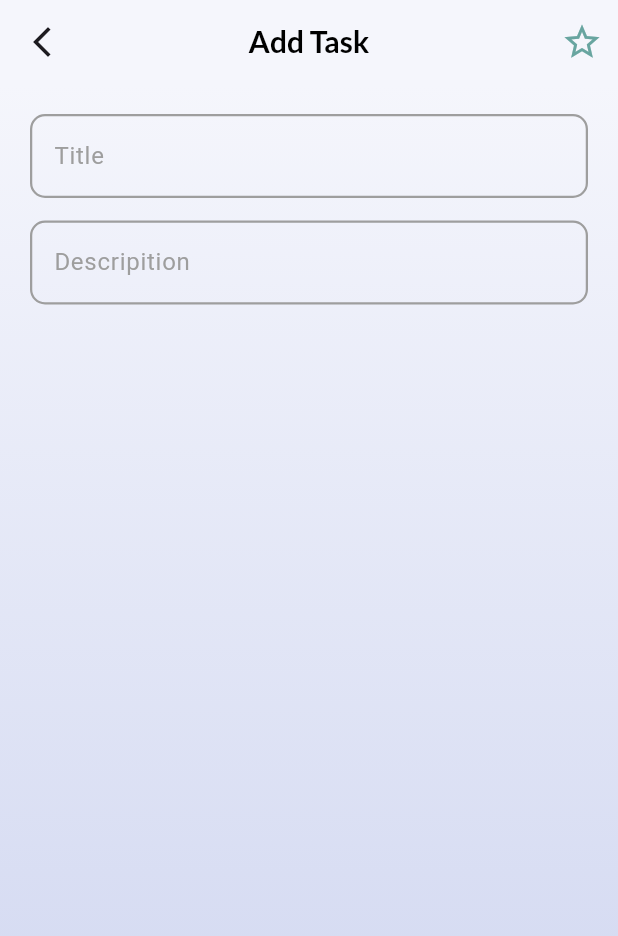
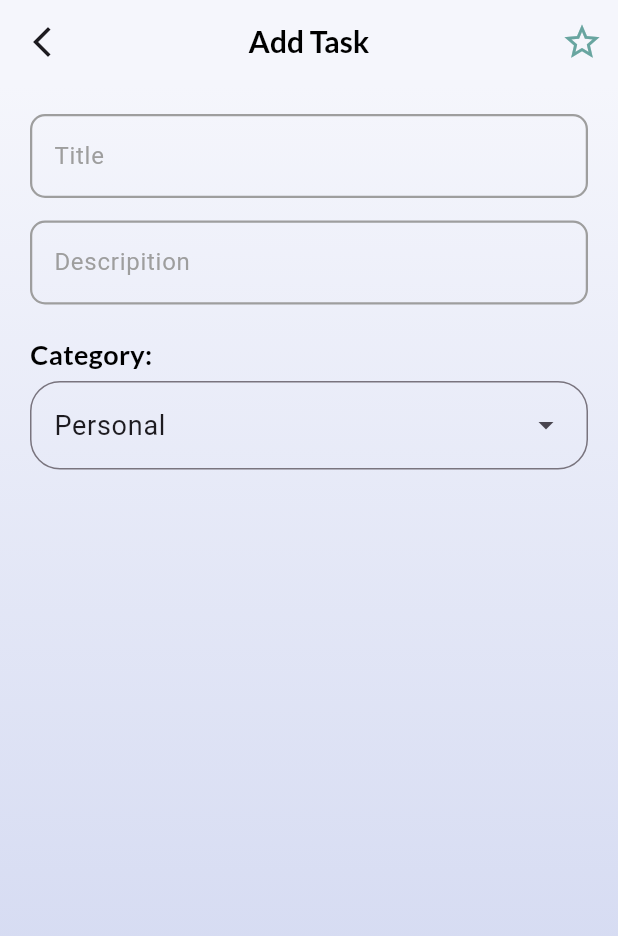
Before and after one commit to zeyadali06/Teknosoft-tasks, a Flutter app: the CreateNewTaskView screen opened directly, on a phone screen of 412 x 824 dp. Shown: the top 936 px of the screen. Run offline on Flutter 3.47's test engine with Material 3 defaults, Android fonts, the phone set to English and light mode, and no system bars; our stand-ins replace flutter_bloc, hive, hive_flutter, numberpicker; accounts and stored records are empty.

Commit message:
create category DropDownButton

```diff
--- a/To-Do List App/lib/Features/CreateUpdateTasks/Presentation/Data/Models/TaskModel.dart
+++ b/To-Do List App/lib/Features/CreateUpdateTasks/Presentation/Data/Models/TaskModel.dart
@@ -44,7 +44,7 @@ enum Category {
 
   final String category;
 
-  List<String> get all => ["Personal", "Learning", "Work", "Shopping"];
+  static List<String> get all => ["Personal", "Learning", "Work", "Shopping"];
 }
 
 enum Priority {
--- a/To-Do List App/lib/Features/CreateUpdateTasks/Presentation/Views/widgets/CreateNewTaskViewBody.dart
+++ b/To-Do List App/lib/Features/CreateUpdateTasks/Presentation/Views/widgets/CreateNewTaskViewBody.dart
@@ -1,8 +1,10 @@
 // ignore_for_file: file_names
 
 import 'package:flutter/material.dart';
-import 'package:flutter/widgets.dart';
 import 'package:todo_list_app/Core/CommonWidgets/LinearGrdientColor.dart';
+import 'package:todo_list_app/Core/Utils/Styles.dart';
+import 'package:todo_list_app/Features/CreateUpdateTasks/Presentation/Data/Models/TaskModel.dart';
+import 'package:todo_list_app/Features/CreateUpdateTasks/Presentation/Views/widgets/CustomDropDownButton.dart';
 import 'package:todo_list_app/Features/CreateUpdateTasks/Presentation/Views/widgets/CustomTextFormField.dart';
 import 'package:todo_list_app/constants.dart';
 
@@ -17,11 +19,15 @@ class CreateNewTaskViewBody extends StatelessWidget {
           padding: const EdgeInsets.all(kPadding),
           child: Column(
             mainAxisSize: MainAxisSize.min,
+            crossAxisAlignment: CrossAxisAlignment.start,
             children: [
               CustomTextFormField(hintText: 'Title', controller: TextEditingController()),
               const SizedBox(height: 15),
               CustomTextFormField(hintText: 'Descripition', controller: TextEditingController()),
-              const SizedBox(height: 15),
+              const SizedBox(height: 20),
+              Text('Category:', style: Styles.blue18Bold.copyWith(color: Colors.black)),
+              const SizedBox(height: 5),
+              CustomDropdownButton(thingsToDisplay: Category.all, initialText: "Personal", onSelected: (selected) {})
             ],
           ),
         ),
--- /dev/null
+++ b/To-Do List App/lib/Features/CreateUpdateTasks/Presentation/Views/widgets/CustomDropDownButton.dart
@@ -0,0 +1,46 @@
+// ignore_for_file: file_names
+
+import 'package:flutter/material.dart';
+import 'package:todo_list_app/constants.dart';
+
+class CustomDropdownButton extends StatefulWidget {
+  const CustomDropdownButton({super.key, required this.thingsToDisplay, required this.initialText, required this.onSelected});
+
+  final String initialText;
+  final List<String> thingsToDisplay;
+  final void Function(String? value) onSelected;
+  @override
+  State<CustomDropdownButton> createState() => _CustomDropdownButtonState();
+}
+
+class _CustomDropdownButtonState extends State<CustomDropdownButton> {
+  @override
+  Widget build(BuildContext context) {
+    return DropdownMenu<String>(
+      menuStyle: const MenuStyle(alignment: Alignment.topLeft),
+      enabled: true,
+      initialSelection: widget.initialText,
+      dropdownMenuEntries: widget.thingsToDisplay.map<DropdownMenuEntry<String>>((String value) {
+        return DropdownMenuEntry(
+          value: value,
+          label: value,
+          style: ButtonStyle(
+            backgroundColor: MaterialStateProperty.all(Colors.white),
+            textStyle: MaterialStateProperty.all(const TextStyle(fontSize: 18)),
+            side: MaterialStateProperty.all(const BorderSide(width: .25)),
+          ),
+        );
+      }).toList(),
+      width: MediaQuery.of(context).size.width - (kPadding * 2),
+      textStyle: const TextStyle(fontSize: 18),
+      onSelected: (value) {
+        setState(() {
+          widget.onSelected(value);
+        });
+      },
+      inputDecorationTheme: InputDecorationTheme(
+        border: OutlineInputBorder(borderRadius: BorderRadius.circular(kRaduis)),
+      ),
+    );
+  }
+}
```
